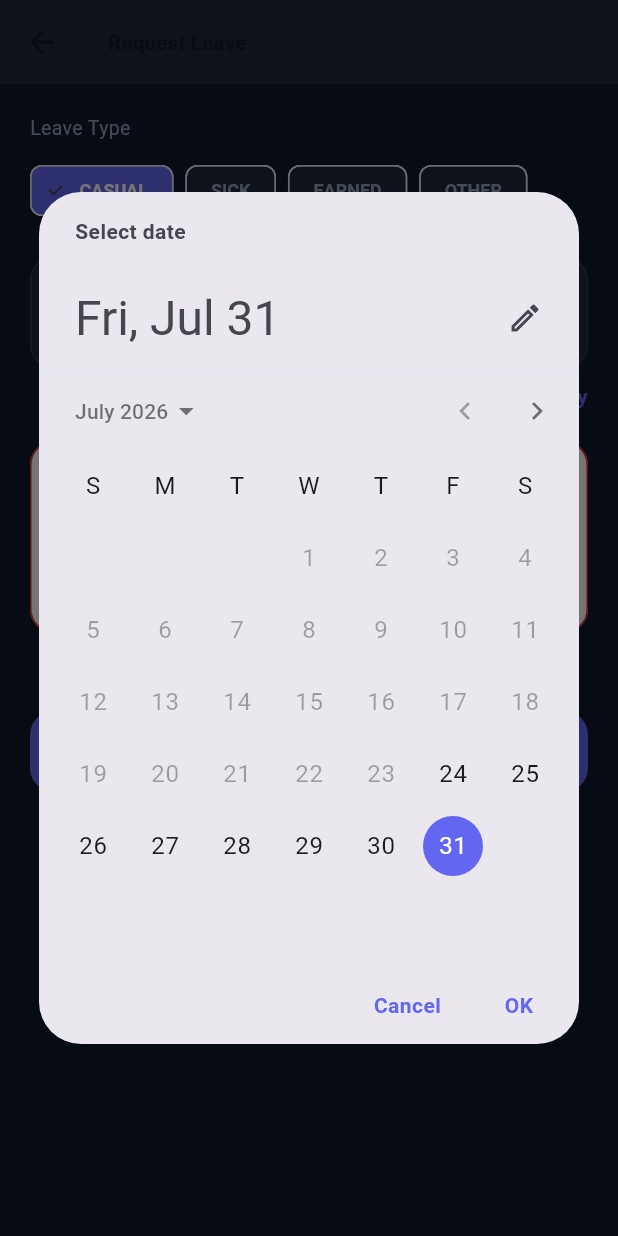
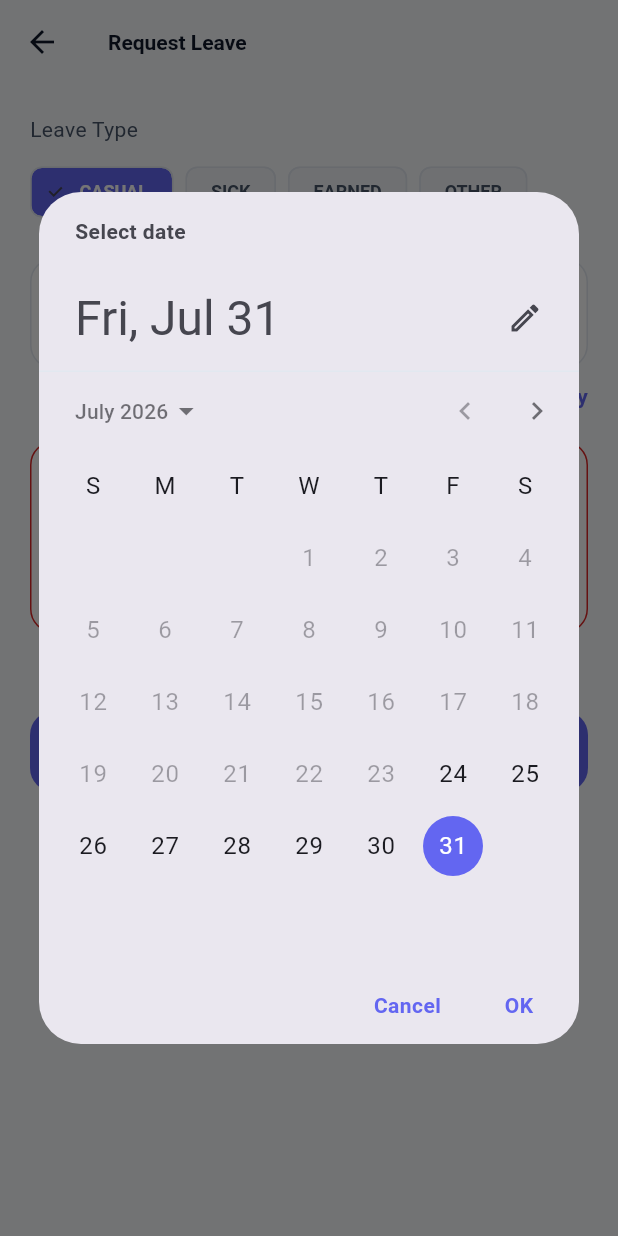
Before and after one commit to Aniudupa15/WorkTrack, a Flutter app: the LeaveRequest screen opened directly, after a tap on "Submit Request", after a tap on "Start Date", on a phone screen of 412 x 824 dp. Run offline on Flutter 3.47's test engine with Material 3 defaults, Android fonts, the phone set to English and light mode, and no system bars; our stand-ins replace cloud_firestore, cloud_functions, firebase_auth, firebase_core, firebase_messaging, firebase_storage and 8 more; accounts and stored records are empty.

Commit message:
feat(ui): migrate leave & employee list screens to design system
Re-skin my_attendance, my_leaves, leave_request, employee_management, and
leave_management onto theme tokens + shared widgets (AppLoader, EmptyState,
StatusBadge). Removes hard-coded hex and per-screen dark backgrounds so these
screens now render correctly in both light and dark. Leave submit success now
uses the semantic success color.

flutter analyze: 0 issues.

Co-Authored-By: Claude Opus 4.8 <noreply@anthropic.com>

```diff
--- a/attendance_app/lib/features/employee/leave_request.dart
+++ b/attendance_app/lib/features/employee/leave_request.dart
@@ -1,14 +1,18 @@
 import 'package:flutter/material.dart';
+import 'package:intl/intl.dart';
 import 'package:provider/provider.dart';
-import 'package:intl/intl.dart';
+
 import 'package:attendance_app/core/di/injection.dart';
 import 'package:attendance_app/core/error/app_exception.dart';
+import 'package:attendance_app/core/theme/app_colors.dart';
+import 'package:attendance_app/core/theme/app_spacing.dart';
+import 'package:attendance_app/data/models/leave_model.dart';
 import 'package:attendance_app/domain/repositories/leave_repository.dart';
-import 'package:attendance_app/data/models/leave_model.dart';
 import 'package:attendance_app/features/shared/user_provider.dart';
 
 class LeaveRequest extends StatefulWidget {
   const LeaveRequest({super.key});
+
   @override
   State<LeaveRequest> createState() => _LeaveRequestState();
 }
@@ -74,9 +78,9 @@ class _LeaveRequestState extends State<LeaveRequest> {
       await sl<LeaveRepository>().submitLeave(prov.company!.id, leave);
       if (mounted) {
         ScaffoldMessenger.of(context).showSnackBar(
-          const SnackBar(
-            content: Text('Leave request submitted'),
-            backgroundColor: Color(0xFF10B981),
+          SnackBar(
+            content: const Text('Leave request submitted'),
+            backgroundColor: context.colors.success,
           ),
         );
         Navigator.pop(context, true);
@@ -87,7 +91,7 @@ class _LeaveRequestState extends State<LeaveRequest> {
         ScaffoldMessenger.of(context).showSnackBar(
           SnackBar(
             content: Text(message),
-            backgroundColor: const Color(0xFFEF4444),
+            backgroundColor: context.colors.danger,
           ),
         );
       }
@@ -98,49 +102,41 @@ class _LeaveRequestState extends State<LeaveRequest> {
 
   @override
   Widget build(BuildContext context) {
+    final colors = context.colors;
     final dateFormat = DateFormat('dd MMM yyyy');
     final days = _endDate.difference(_startDate).inDays + 1;
 
     return Scaffold(
-      backgroundColor: const Color(0xFF0F172A),
-      appBar: AppBar(
-        title: const Text('Request Leave'),
-        backgroundColor: const Color(0xFF1E293B),
-      ),
+      appBar: AppBar(title: const Text('Request Leave')),
       body: SingleChildScrollView(
-        padding: const EdgeInsets.all(20),
+        padding: const EdgeInsets.all(AppSpacing.xl),
         child: Form(
           key: _formKey,
           child: Column(
             crossAxisAlignment: CrossAxisAlignment.start,
             children: [
-              const Text(
-                'Leave Type',
-                style: TextStyle(color: Color(0xFF94A3B8), fontSize: 13),
-              ),
-              const SizedBox(height: 8),
+              Text('Leave Type', style: Theme.of(context).textTheme.bodyMedium),
+              const SizedBox(height: AppSpacing.sm),
               Wrap(
-                spacing: 8,
+                spacing: AppSpacing.sm,
                 children: _leaveTypes
                     .map(
                       (t) => ChoiceChip(
                         label: Text(t.toUpperCase()),
                         selected: _type == t,
                         onSelected: (_) => setState(() => _type = t),
-                        selectedColor: const Color(0xFF6366F1),
                         labelStyle: TextStyle(
                           color: _type == t
-                              ? Colors.white
-                              : const Color(0xFF94A3B8),
+                              ? colors.onBrand
+                              : colors.textSecondary,
                           fontSize: 12,
                           fontWeight: FontWeight.bold,
                         ),
-                        backgroundColor: const Color(0xFF1E293B),
                       ),
                     )
                     .toList(),
               ),
-              const SizedBox(height: 20),
+              const SizedBox(height: AppSpacing.xl),
               Row(
                 children: [
                   Expanded(
@@ -150,7 +146,7 @@ class _LeaveRequestState extends State<LeaveRequest> {
                       () => _pickDate(true),
                     ),
                   ),
-                  const SizedBox(width: 12),
+                  const SizedBox(width: AppSpacing.md),
                   Expanded(
                     child: _dateTile(
                       'End Date',
@@ -160,22 +156,21 @@ class _LeaveRequestState extends State<LeaveRequest> {
                   ),
                 ],
               ),
-              const SizedBox(height: 8),
+              const SizedBox(height: AppSpacing.sm),
               Align(
                 alignment: Alignment.centerRight,
                 child: Text(
                   '$days day${days > 1 ? "s" : ""}',
-                  style: const TextStyle(
-                    color: Color(0xFF6366F1),
+                  style: TextStyle(
+                    color: colors.brand,
                     fontWeight: FontWeight.bold,
                   ),
                 ),
               ),
-              const SizedBox(height: 20),
+              const SizedBox(height: AppSpacing.xl),
               TextFormField(
                 controller: _reasonCtrl,
                 maxLines: 4,
-                style: const TextStyle(color: Colors.white),
                 decoration: const InputDecoration(
                   labelText: 'Reason',
                   alignLabelWithHint: true,
@@ -185,16 +180,16 @@ class _LeaveRequestState extends State<LeaveRequest> {
                     ? 'Please enter a reason'
                     : null,
               ),
-              const SizedBox(height: 32),
+              const SizedBox(height: AppSpacing.xxxl),
               ElevatedButton(
                 onPressed: _submitting ? null : _submit,
                 child: _submitting
-                    ? const SizedBox(
+                    ? SizedBox(
                         width: 20,
                         height: 20,
                         child: CircularProgressIndicator(
                           strokeWidth: 2,
-                          color: Colors.white,
+                          color: colors.onBrand,
                         ),
                       )
                     : const Text('Submit Request'),
@@ -207,29 +202,24 @@ class _LeaveRequestState extends State<LeaveRequest> {
   }
 
   Widget _dateTile(String label, String value, VoidCallback onTap) {
+    final colors = context.colors;
     return GestureDetector(
       onTap: onTap,
       child: Container(
-        padding: const EdgeInsets.all(16),
+        padding: const EdgeInsets.all(AppSpacing.lg),
         decoration: BoxDecoration(
-          color: const Color(0xFF1E293B),
-          borderRadius: BorderRadius.circular(16),
-          border: Border.all(color: Colors.white.withAlpha(25)),
+          color: colors.surface,
+          borderRadius: BorderRadius.circular(AppRadius.lg),
+          border: Border.all(color: colors.border),
         ),
         child: Column(
           crossAxisAlignment: CrossAxisAlignment.start,
           children: [
-            Text(
-              label,
-              style: const TextStyle(color: Color(0xFF94A3B8), fontSize: 12),
-            ),
-            const SizedBox(height: 4),
+            Text(label, style: Theme.of(context).textTheme.bodySmall),
+            const SizedBox(height: AppSpacing.xs),
             Text(
               value,
-              style: const TextStyle(
-                color: Colors.white,
-                fontWeight: FontWeight.bold,
-              ),
+              style: const TextStyle(fontWeight: FontWeight.bold),
             ),
           ],
         ),
```
Also changed, not shown: attendance_app/lib/features/admin/employee_management.dart (+39 -78 lines), attendance_app/lib/features/admin/leave_management.dart (+43 -80 lines), attendance_app/lib/features/employee/my_attendance.dart (+99 -150 lines), attendance_app/lib/features/employee/my_leaves.dart (+39 -75 lines).
